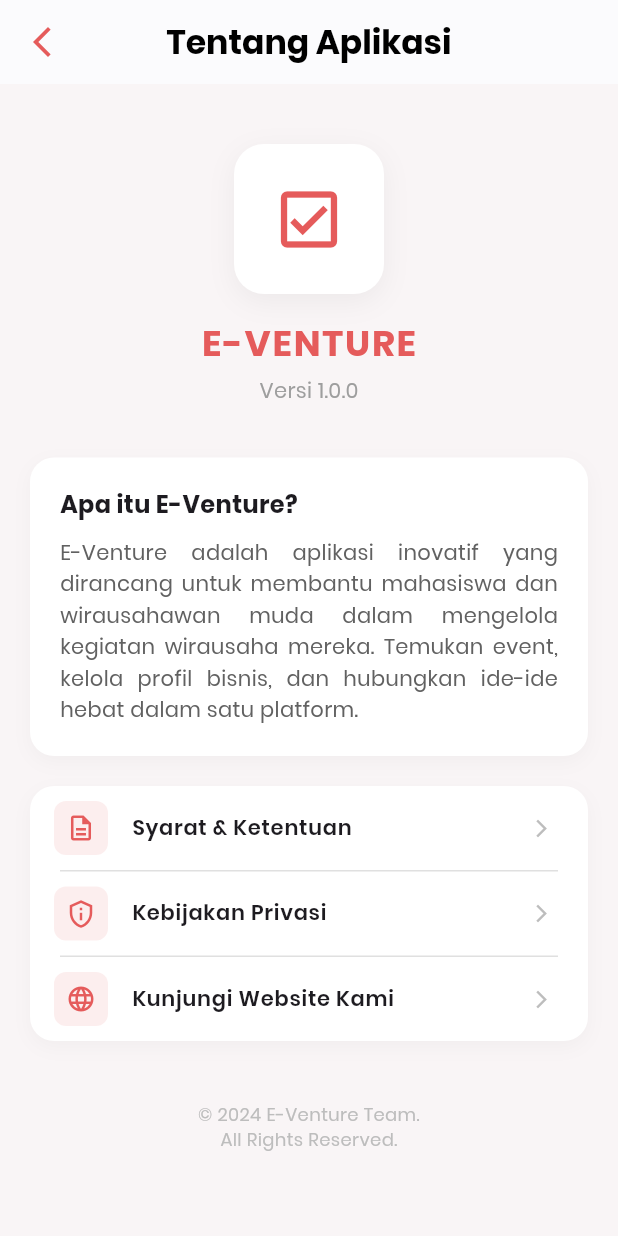
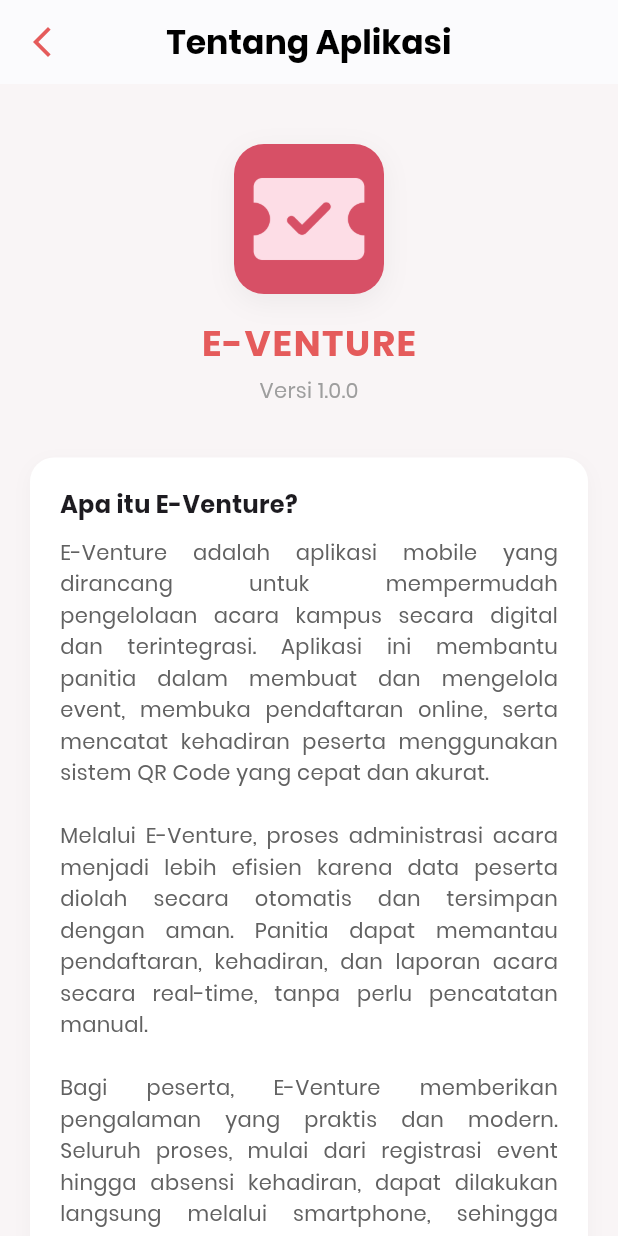
Before and after one commit to LarrYdaSnaiL/E-Venture, a Flutter app: the AboutAppScreen screen opened by its route, on a phone screen of 412 x 824 dp. Run offline on Flutter 3.47's test engine with Material 3 defaults, Android fonts, the phone set to English and light mode, and no system bars; our stand-ins replace csv, file_picker, firebase_auth, firebase_core, firebase_database, firebase_storage and 5 more; missing offline and left inert: mobile_scanner; accounts and stored records are empty.

Commit message:
update: about app

```diff
--- a/lib/screens/profile/about_app_screen.dart
+++ b/lib/screens/profile/about_app_screen.dart
@@ -52,8 +52,10 @@ class AboutAppScreen extends StatelessWidget {
                           ),
                         ],
                       ),
-                      // Ganti Icon ini dengan Image.asset('assets/logo.png') jika punya
-                      child: Icon(Icons.check_box_outlined, size: 50, color: brandColor),
+                      child: ClipRRect(
+                        borderRadius: BorderRadius.circular(20),
+                        child: Image.asset('assets/logo/icon.png', fit: BoxFit.cover),
+                      ),
                     ),
                     const SizedBox(height: 15),
                     Text(
@@ -66,10 +68,7 @@ class AboutAppScreen extends StatelessWidget {
                       ),
                     ),
                     const SizedBox(height: 5),
-                    const Text(
-                      "Versi 1.0.0",
-                      style: TextStyle(color: Colors.grey, fontSize: 14),
-                    ),
+                    const Text("Versi 1.0.0", style: TextStyle(color: Colors.grey, fontSize: 14)),
                   ],
                 ),
               ),
@@ -100,9 +99,33 @@ class AboutAppScreen extends StatelessWidget {
                     ),
                     const SizedBox(height: 10),
                     Text(
-                      "E-Venture adalah aplikasi inovatif yang dirancang untuk membantu mahasiswa dan wirausahawan muda dalam mengelola kegiatan wirausaha mereka. Temukan event, kelola profil bisnis, dan hubungkan ide-ide hebat dalam satu platform.",
+                      "E-Venture adalah aplikasi mobile yang dirancang untuk mempermudah pengelolaan acara kampus secara digital dan terintegrasi. Aplikasi ini membantu panitia dalam membuat dan mengelola event, membuka pendaftaran online, serta mencatat kehadiran peserta menggunakan sistem QR Code yang cepat dan akurat.\n\n"
+                      "Melalui E-Venture, proses administrasi acara menjadi lebih efisien karena data peserta diolah secara otomatis dan tersimpan dengan aman. Panitia dapat memantau pendaftaran, kehadiran, dan laporan acara secara real-time, tanpa perlu pencatatan manual.\n\n"
+                      "Bagi peserta, E-Venture memberikan pengalaman yang praktis dan modern. Seluruh proses, mulai dari registrasi event hingga absensi kehadiran, dapat dilakukan langsung melalui smartphone, sehingga acara kampus menjadi lebih tertata, transparan, dan profesional.",
                       style: TextStyle(color: Colors.grey[700], height: 1.5),
                       textAlign: TextAlign.justify,
+                    ),
+                    const SizedBox(height: 20),
+                    const Text(
+                      "Overview",
+                      style: TextStyle(fontWeight: FontWeight.bold, fontSize: 16),
+                    ),
+                    const SizedBox(height: 10),
+                    Text(
+                      "E-Venture didesain untuk mendukung 2 role utama dalam manajemen event:",
+                      style: TextStyle(color: Colors.grey[700], height: 1.5),
+                    ),
+                    const SizedBox(height: 8),
+                    _buildRoleItem(
+                      "Pengguna",
+                      "Mencari dan mendaftar event yang tersedia.",
+                      brandColor,
+                    ),
+                    const SizedBox(height: 6),
+                    _buildRoleItem(
+                      "Panitia",
+                      "Membuat dan memonitor event yang sudah dibuat.",
+                      brandColor,
                     ),
                   ],
                 ),
@@ -117,7 +140,7 @@ class AboutAppScreen extends StatelessWidget {
 
               // --- 4. Copyright Footer ---
               Text(
-                "© 2024 E-Venture Team.\nAll Rights Reserved.",
+                "© 2025 E-Venture Team.\nAll Rights Reserved.",
                 textAlign: TextAlign.center,
                 style: TextStyle(color: Colors.grey[400], fontSize: 12),
               ),
@@ -126,6 +149,36 @@ class AboutAppScreen extends StatelessWidget {
           ),
         ),
       ),
+    );
+  }
+
+  // Widget Helper untuk Role Item
+  Widget _buildRoleItem(String role, String description, Color brandColor) {
+    return Row(
+      crossAxisAlignment: CrossAxisAlignment.start,
+      children: [
+        Container(
+          margin: const EdgeInsets.only(top: 6),
+          width: 6,
+          height: 6,
+          decoration: BoxDecoration(color: brandColor, shape: BoxShape.circle),
+        ),
+        const SizedBox(width: 10),
+        Expanded(
+          child: RichText(
+            text: TextSpan(
+              style: TextStyle(color: Colors.grey[700], height: 1.5),
+              children: [
+                TextSpan(
+                  text: "$role: ",
+                  style: const TextStyle(fontWeight: FontWeight.bold),
+                ),
+                TextSpan(text: description),
+              ],
+            ),
+          ),
+        ),
+      ],
     );
   }
 
@@ -165,10 +218,7 @@ class AboutAppScreen extends StatelessWidget {
         ),
         child: Icon(icon, color: color, size: 20),
       ),
-      title: Text(
-        title,
-        style: const TextStyle(fontWeight: FontWeight.w600, fontSize: 14),
-      ),
+      title: Text(title, style: const TextStyle(fontWeight: FontWeight.w600, fontSize: 14)),
       trailing: Icon(Icons.arrow_forward_ios, size: 14, color: Colors.grey[400]),
       onTap: () {
         // Aksi dummy
```
